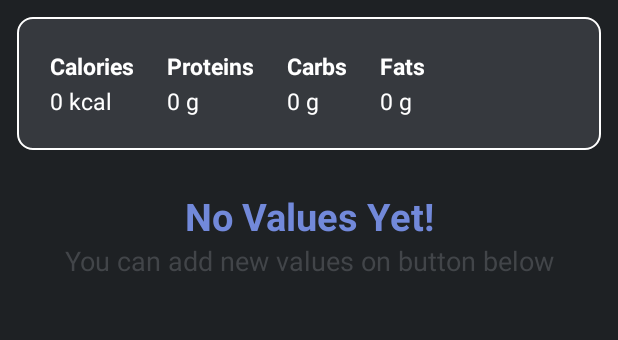
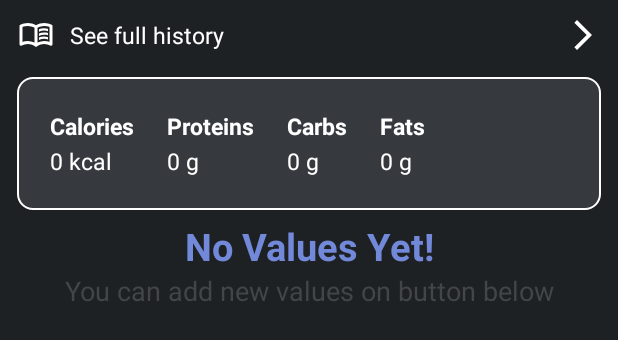
Before and after one commit to fajni/Personal-Workout-App, an Android app: the layout fragment_food.xml on its own in the app's theme, with its tools: preview values and no code run, on a phone screen of 412 x 824 dp. Shown: the top 340 px of the screen. Run offline under Robolectric (Android 15) with nearby library versions, the phone set to English and light mode, and no system bars.

Commit message:
Converted meal to food

```diff
--- a/app/src/main/java/com/example/myapplication/MainActivityFragment.kt
+++ b/app/src/main/java/com/example/myapplication/MainActivityFragment.kt
@@ -109,7 +109,7 @@ class MainActivityFragment : AppCompatActivity() {
         addBtn.setOnClickListener {
             bottomNavigationView.selectedItemId = R.id.food
             setCurrentFragment(foodAddFragment, R.id.food)
-            Toast.makeText(applicationContext, "Add New Meal/Food", Toast.LENGTH_SHORT).show()
+            Toast.makeText(applicationContext, "Add New Food", Toast.LENGTH_SHORT).show()
             addBtn.isVisible = false
         }
 
--- /dev/null
+++ b/app/src/main/res/drawable/meals_filled.xml
@@ -0,0 +1,5 @@
+<vector xmlns:android="http://schemas.android.com/apk/res/android" android:height="24dp" android:tint="#000000" android:viewportHeight="24" android:viewportWidth="24" android:width="24dp">
+
+    <path android:fillColor="@android:color/white" android:pathData="M18.06,22.99h1.66c0.84,0 1.53,-0.64 1.63,-1.46L23,5.05h-5L18,1h-1.97v4.05h-4.97l0.3,2.34c1.71,0.47 3.31,1.32 4.27,2.26 1.44,1.42 2.43,2.89 2.43,5.29v8.05zM1,21.99L1,21h15.03v0.99c0,0.55 -0.45,1 -1.01,1L2.01,22.99c-0.56,0 -1.01,-0.45 -1.01,-1zM16.03,14.99c0,-8 -15.03,-8 -15.03,0h15.03zM1.02,17h15v2h-15z"/>
+
+</vector>
--- /dev/null
+++ b/app/src/main/res/drawable/meals_outlined.xml
@@ -0,0 +1,5 @@
+<vector xmlns:android="http://schemas.android.com/apk/res/android" android:height="24dp" android:tint="#000000" android:viewportHeight="24" android:viewportWidth="24" android:width="24dp">
+
+    <path android:fillColor="@android:color/white" android:pathData="M1,21.98c0,0.56 0.45,1.01 1.01,1.01H15c0.56,0 1.01,-0.45 1.01,-1.01V21H1v0.98zM8.5,8.99C4.75,8.99 1,11 1,15h15c0,-4 -3.75,-6.01 -7.5,-6.01zM3.62,13c1.11,-1.55 3.47,-2.01 4.88,-2.01s3.77,0.46 4.88,2.01H3.62zM1,17h15v2H1zM18,5V1h-2v4h-5l0.23,2h9.56l-1.4,14H18v2h1.72c0.84,0 1.53,-0.65 1.63,-1.47L23,5h-5z"/>
+
+</vector>
--- /dev/null
+++ b/app/src/main/res/drawable/right_arrow.xml
@@ -0,0 +1,12 @@
+<vector
+    xmlns:android="http://schemas.android.com/apk/res/android"
+    android:autoMirrored="true"
+    android:height="24dp"
+    android:tint="@color/white"
+    android:viewportHeight="24"
+    android:viewportWidth="24"
+    android:width="24dp">
+
+    <path android:fillColor="@android:color/white" android:pathData="M6.23,20.23l1.77,1.77l10,-10l-10,-10l-1.77,1.77l8.23,8.23z"/>
+
+</vector>
--- a/app/src/main/res/layout/fragment_food.xml
+++ b/app/src/main/res/layout/fragment_food.xml
@@ -14,12 +14,71 @@
     >
 
     <LinearLayout
+        android:id="@+id/linearLayoutHistory"
+
+        android:layout_marginTop="0sp"
+
+        android:layout_width="match_parent"
+        android:layout_height="wrap_content"
+
+        android:orientation="horizontal"
+        >
+
+        <ImageButton
+            android:layout_width="wrap_content"
+            android:layout_height="wrap_content"
+
+            android:paddingRight="25sp"
+            android:paddingLeft="25sp"
+
+            android:src="@drawable/history_outlined"
+
+            android:background="@android:color/transparent"
+
+            android:layout_weight="1"
+
+            />
+
+        <TextView
+            android:layout_width="match_parent"
+            android:layout_height="wrap_content"
+
+            android:layout_marginStart="10sp"
+
+            android:text="See full history"
+            android:textColor="@color/white"
+            android:textSize="15sp"
+
+            android:layout_gravity="left|center"
+
+            android:layout_weight="1"
+
+            />
+
+        <ImageButton
+            android:layout_width="wrap_content"
+            android:layout_height="wrap_content"
+
+            android:paddingRight="25sp"
+            android:paddingLeft="25sp"
+
+            android:src="@drawable/right_arrow"
+
+            android:background="@android:color/transparent"
+
+            android:layout_weight="1"
+
+            />
+
+    </LinearLayout>
+
+    <LinearLayout
         android:id="@+id/noValuesText"
 
         android:layout_width="match_parent"
         android:layout_height="wrap_content"
 
-        android:layout_marginTop="115dp"
+        android:layout_marginTop="135dp"
 
         android:orientation="vertical"
 
@@ -50,21 +109,21 @@
 
     </LinearLayout>
 
-    <!-- Meals -->
+    <!-- Food -->
     <FrameLayout
-        android:id="@+id/mealsLayout"
+        android:id="@+id/foodLayout"
 
         android:layout_width="match_parent"
         android:layout_height="match_parent"
 
         android:layout_marginStart="0dp"
-        android:layout_marginTop="115dp"
+        android:layout_marginTop="135dp"
         android:layout_marginEnd="0dp"
         android:layout_marginBottom="5dp"
         >
 
         <androidx.recyclerview.widget.RecyclerView
-            android:id="@+id/mealsList"
+            android:id="@+id/foodList"
 
             android:layout_width="match_parent"
             android:layout_height="match_parent"
@@ -89,6 +148,7 @@
 
         android:layout_gravity="top"
         android:layout_marginBottom="5pt"
+        android:layout_marginTop="40sp"
         >
 
         <TableRow
--- a/app/src/main/res/layout/fragment_history.xml
+++ b/app/src/main/res/layout/fragment_history.xml
@@ -114,9 +114,9 @@
 
     </LinearLayout>
 
-    <!-- Meals -->
+    <!-- Food -->
     <FrameLayout
-        android:id="@+id/mealsLayout"
+        android:id="@+id/foodLayout"
 
         android:layout_width="match_parent"
         android:layout_height="match_parent"
@@ -132,7 +132,7 @@
         >
 
         <androidx.recyclerview.widget.RecyclerView
-            android:id="@+id/mealsList"
+            android:id="@+id/foodList"
 
             android:layout_width="match_parent"
             android:layout_height="match_parent"
```
Also changed, not shown: app/src/main/java/com/example/myapplication/adapter/FoodAdapter.kt (+34 -34 lines), app/src/main/java/com/example/myapplication/fragments/FoodFragment.kt (+29 -20 lines), app/src/main/java/com/example/myapplication/fragments/HistoryFragment.kt (+16 -16 lines), app/src/main/java/com/example/myapplication/fragments/MainFragment.kt (+8 -8 lines), app/src/main/res/layout/food_item.xml (+4 -4 lines).
